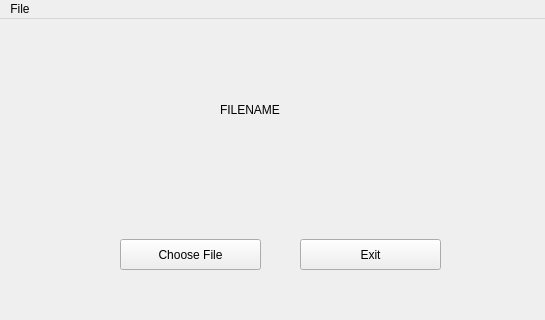
Before: the Qt Designer form verification.ui in febinbaiju/Video-Integrity-Check-Using-Blockchain, drawn with Qt 5; both pictures show x 0 to 545 and y 0 to 320 of the 800 by 600 pixel window.
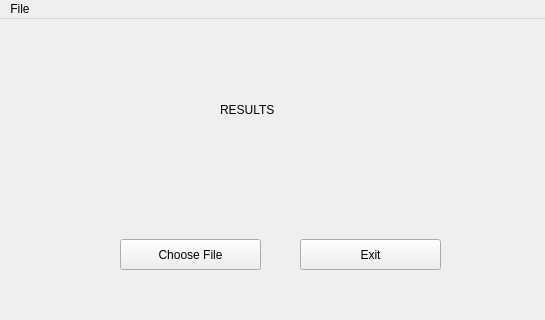
After: the same form once the commit is applied.

Patch:
```diff
--- a/verification.ui
+++ b/verification.ui
@@ -50,7 +50,7 @@
      </rect>
     </property>
     <property name="text">
-     <string>FILENAME</string>
+     <string>RESULTS</string>
     </property>
    </widget>
   </widget>
```
